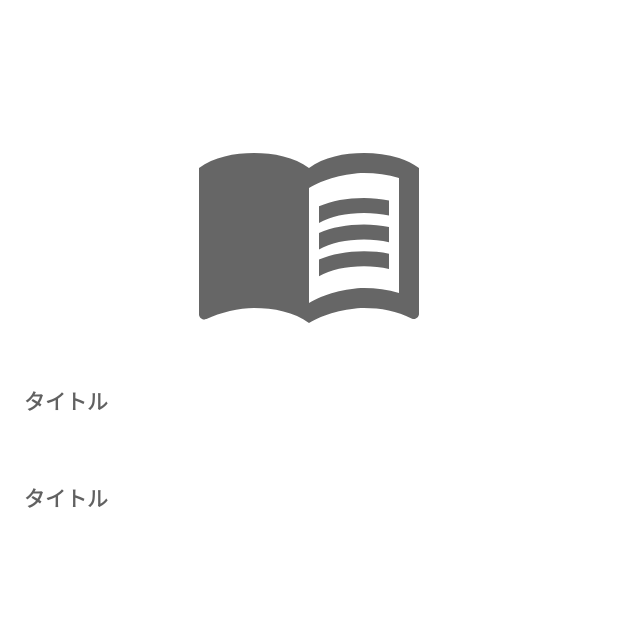
After one commit to fummicc1-lit/BookShelf_LA, an Android app: the DetailBookActivity screen opened directly, with no data from a screen before it, on a phone screen of 412 x 824 dp, the top half of it. The commit adds this screen. Run offline under Robolectric (Android 15) with nearby library versions, the phone set to English and light mode, and no system bars; 2 statements that could not run were skipped.

Commit message:
feat: Transition to DetailBookActivity.

```diff
--- a/app/src/main/AndroidManifest.xml
+++ b/app/src/main/AndroidManifest.xml
@@ -10,7 +10,8 @@
         android:roundIcon="@mipmap/ic_launcher_round"
         android:supportsRtl="true"
         android:theme="@style/Theme.Bookshelf">
-        <activity android:name=".activities.CreateBookActivity"></activity>
+        <activity android:name=".activities.DetailBookActivity"></activity>
+        <activity android:name=".activities.CreateBookActivity" />
         <activity android:name=".activities.BookListActivity">
             <intent-filter>
                 <action android:name="android.intent.action.MAIN" />
--- /dev/null
+++ b/app/src/main/java/dev/fummicc1/lit/bookshelf/activities/DetailBookActivity.kt
@@ -0,0 +1,29 @@
+package dev.fummicc1.lit.bookshelf.activities
+
+import androidx.appcompat.app.AppCompatActivity
+import android.os.Bundle
+import androidx.activity.viewModels
+import dev.fummicc1.lit.bookshelf.R
+import dev.fummicc1.lit.bookshelf.datas.Book
+import dev.fummicc1.lit.bookshelf.viewmodels.DetailBookViewModel
+import kotlinx.android.synthetic.main.activity_detail_book.*
+
+class DetailBookActivity : AppCompatActivity() {
+
+    private val viewModel: DetailBookViewModel by viewModels()
+
+    override fun onCreate(savedInstanceState: Bundle?) {
+        super.onCreate(savedInstanceState)
+        setContentView(R.layout.activity_detail_book)
+
+
+
+        val book = intent.getParcelableExtra("detail_book") as? Book
+
+        if (book == null) {
+            return
+        }
+
+
+    }
+}
--- a/app/src/main/java/dev/fummicc1/lit/bookshelf/viewmodels/CreateBookViewModel.kt
+++ b/app/src/main/java/dev/fummicc1/lit/bookshelf/viewmodels/CreateBookViewModel.kt
@@ -5,6 +5,7 @@ import androidx.lifecycle.MutableLiveData
 import androidx.lifecycle.ViewModel
 import dev.fummicc1.lit.bookshelf.datas.Book
 import io.realm.Realm
+import java.util.*
 
 class CreateBookViewModel: ViewModel() {
 
@@ -71,7 +72,7 @@ class CreateBookViewModel: ViewModel() {
                     checkInputAndShowError(description.value,  InputField.DESCRIPTION)
         ) {
             realm.executeTransactionAsync {
-                val book = it.createObject(Book::class.java)
+                val book = it.createObject(Book::class.java, UUID.randomUUID().toString())
                 book.title = title.value!!
                 book.author = author.value!!
                 book.price = price.value!!
--- a/app/src/main/res/drawable/ic_baseline_menu_book_24.xml
+++ b/app/src/main/res/drawable/ic_baseline_menu_book_24.xml
@@ -1,6 +1,6 @@
-<vector android:height="120dp" android:tint="?attr/colorControlNormal"
+<vector android:height="160dp" android:tint="?attr/colorControlNormal"
     android:viewportHeight="24" android:viewportWidth="24"
-    android:width="120dp" xmlns:android="http://schemas.android.com/apk/res/android">
+    android:width="160dp" xmlns:android="http://schemas.android.com/apk/res/android">
     <path android:fillColor="@android:color/white" android:pathData="M21,5c-1.11,-0.35 -2.33,-0.5 -3.5,-0.5c-1.95,0 -4.05,0.4 -5.5,1.5c-1.45,-1.1 -3.55,-1.5 -5.5,-1.5S2.45,4.9 1,6v14.65c0,0.25 0.25,0.5 0.5,0.5c0.1,0 0.15,-0.05 0.25,-0.05C3.1,20.45 5.05,20 6.5,20c1.95,0 4.05,0.4 5.5,1.5c1.35,-0.85 3.8,-1.5 5.5,-1.5c1.65,0 3.35,0.3 4.75,1.05c0.1,0.05 0.15,0.05 0.25,0.05c0.25,0 0.5,-0.25 0.5,-0.5V6C22.4,5.55 21.75,5.25 21,5zM21,18.5c-1.1,-0.35 -2.3,-0.5 -3.5,-0.5c-1.7,0 -4.15,0.65 -5.5,1.5V8c1.35,-0.85 3.8,-1.5 5.5,-1.5c1.2,0 2.4,0.15 3.5,0.5V18.5z"/>
     <path android:fillColor="@android:color/white" android:pathData="M17.5,10.5c0.88,0 1.73,0.09 2.5,0.26V9.24C19.21,9.09 18.36,9 17.5,9c-1.7,0 -3.24,0.29 -4.5,0.83v1.66C14.13,10.85 15.7,10.5 17.5,10.5z"/>
     <path android:fillColor="@android:color/white" android:pathData="M13,12.49v1.66c1.13,-0.64 2.7,-0.99 4.5,-0.99c0.88,0 1.73,0.09 2.5,0.26V11.9c-0.79,-0.15 -1.64,-0.24 -2.5,-0.24C15.8,11.66 14.26,11.96 13,12.49z"/>
--- /dev/null
+++ b/app/src/main/res/drawable/rounded_corners_8dp.xml
@@ -0,0 +1,5 @@
+<?xml version="1.0" encoding="utf-8"?>
+<shape xmlns:android="http://schemas.android.com/apk/res/android">
+    <corners
+        android:radius="32dp"/>
+</shape>
--- /dev/null
+++ b/app/src/main/res/layout/activity_detail_book.xml
@@ -0,0 +1,94 @@
+<?xml version="1.0" encoding="utf-8"?>
+<androidx.constraintlayout.widget.ConstraintLayout xmlns:android="http://schemas.android.com/apk/res/android"
+    xmlns:app="http://schemas.android.com/apk/res-auto"
+    xmlns:tools="http://schemas.android.com/tools"
+    android:layout_width="match_parent"
+    android:layout_height="match_parent"
+    tools:context=".activities.DetailBookActivity">
+
+    <ImageView
+        android:id="@+id/imageView2"
+        android:layout_width="wrap_content"
+        android:layout_height="wrap_content"
+        android:layout_marginTop="16dp"
+        app:layout_constraintEnd_toEndOf="parent"
+        app:layout_constraintStart_toStartOf="parent"
+        app:layout_constraintTop_toBottomOf="@+id/detailBookToolbar"
+        app:srcCompat="@drawable/ic_baseline_menu_book_24" />
+
+    <androidx.appcompat.widget.Toolbar
+        android:id="@+id/detailBookToolbar"
+        android:layout_width="match_parent"
+        android:layout_height="wrap_content"
+        android:minHeight="?attr/actionBarSize"
+        android:theme="?attr/actionBarTheme"
+        app:layout_constraintEnd_toEndOf="parent"
+        app:layout_constraintStart_toStartOf="parent"
+        app:layout_constraintTop_toTopOf="parent" />
+
+    <LinearLayout
+        android:layout_width="0dp"
+        android:layout_height="wrap_content"
+        android:layout_marginStart="16dp"
+        android:layout_marginTop="24dp"
+        android:layout_marginEnd="16dp"
+        android:orientation="vertical"
+        app:layout_constraintEnd_toEndOf="parent"
+        app:layout_constraintStart_toStartOf="parent"
+        app:layout_constraintTop_toBottomOf="@+id/imageView2">
+
+        <LinearLayout
+            android:layout_width="match_parent"
+            android:layout_height="match_parent"
+            android:orientation="vertical">
+
+            <TextView
+                android:id="@+id/titleTextViewInDetail"
+                style="@style/MySubtitleTextView"
+                android:layout_width="match_parent"
+                android:layout_height="wrap_content"
+                android:text="タイトル" />
+
+            <TextView
+                android:id="@+id/titleContentTextViewInDetail"
+                style="@style/MyTitleTextView"
+                android:layout_width="match_parent"
+                android:layout_height="wrap_content"
+                tools:text="KOtlin イン・アクション" />
+
+        </LinearLayout>
+
+        <View
+            android:id="@+id/view3"
+            android:layout_width="match_parent"
+            android:layout_height="16dp" />
+
+        <LinearLayout
+            android:layout_width="match_parent"
+            android:layout_height="match_parent"
+            android:orientation="vertical">
+
+            <LinearLayout
+                android:layout_width="match_parent"
+                android:layout_height="match_parent"
+                android:orientation="horizontal">
+
+                <TextView
+                    android:id="@+id/authorTextViewInDetail"
+                    style="@style/MySubtitleTextView"
+                    android:layout_width="match_parent"
+                    android:layout_height="wrap_content"
+                    android:text="タイトル" />
+            </LinearLayout>
+
+            <TextView
+                android:id="@+id/authorContentTextViewInDetail"
+                style="@style/MyTitleTextView"
+                android:layout_width="match_parent"
+                android:layout_height="wrap_content"
+                tools:text="KOtlin イン・アクション" />
+
+        </LinearLayout>
+
+    </LinearLayout>
+</androidx.constraintlayout.widget.ConstraintLayout>
--- a/app/src/main/res/values/themes.xml
+++ b/app/src/main/res/values/themes.xml
@@ -8,20 +8,21 @@
         <item name="backgroundColor">@color/white</item>
         <!-- Customize your theme here. -->
 
-        <item name="toolbarStyle">@style/MyActionBar</item>
+        <item name="toolbarStyle">@style/MyToolBar</item>
     </style>
 
     <!--- ActionBar Style -->
-    <style name="MyActionBar" parent="Widget.AppCompat.Toolbar">
-        <item name="titleTextColor">@color/black_700</item>
+    <style name="MyToolBar" parent="Widget.AppCompat.Toolbar">
+        <item name="android:titleTextColor">@color/black_700</item>
         <item name="android:colorPrimary">@color/black_700</item>
         <item name="android:background">@color/white</item>
-        <item name="colorControlNormal">@color/black_700</item>
+        <item name="android:colorControlNormal">@color/black_700</item>
     </style>
 
     <style name="MyButon" parent="TextAppearance.AppCompat.Widget.Button">
-        <item name="backgroundColor">@color/primary</item>
         <item name="android:textColor">@color/black_700</item>
+        <item name="android:background">@drawable/rounded_corners_8dp</item>
+        <item name="android:textStyle">bold</item>
     </style>
 
     <style name="MyTextInputLayout" parent="TextAppearance.AppCompat">
@@ -32,4 +33,17 @@
         <item name="colorControlActivated">@color/primary</item>
     </style>
 
+
+    <style name="MyTitleTextView" parent="Widget.AppCompat.TextView">
+        <item name="android:textSize">20sp</item>
+        <item name="android:textStyle">bold</item>
+        <item name="android:textColor">@color/black</item>
+    </style>
+
+    <style name="MySubtitleTextView" parent="Widget.AppCompat.TextView">
+        <item name="android:textSize">14sp</item>
+        <item name="android:textStyle">bold</item>
+        <item name="android:textColor">@color/black_700</item>
+    </style>
+
 </resources>
--- a/build.gradle
+++ b/build.gradle
@@ -1,6 +1,6 @@
 // Top-level build file where you can add configuration options common to all sub-projects/modules.
 buildscript {
-    ext.kotlin_version = "1.3.72"
+    ext.kotlin_version = "1.4.10"
     repositories {
         google()
         jcenter()
@@ -12,7 +12,7 @@ buildscript {
         // NOTE: Do not place your application dependencies here; they belong
         // in the individual module build.gradle files
 
-        classpath "io.realm:realm-gradle-plugin:10.0.1"
+        classpath "io.realm:realm-gradle-plugin:10.3.1"
     }
 }
 
```
Also changed, not shown: app/build.gradle (+7 -0 lines), app/src/main/java/dev/fummicc1/lit/bookshelf/activities/BookListActivity.kt (+15 -3 lines), app/src/main/java/dev/fummicc1/lit/bookshelf/datas/Book.kt (+42 -2 lines), app/src/main/java/dev/fummicc1/lit/bookshelf/viewmodels/DetailBookViewModel.kt (added, +31 -0 lines), app/src/main/java/dev/fummicc1/lit/bookshelf/views/BookListAdapter.kt (+14 -2 lines), app/src/main/res/layout/activity_book_list.xml (+14 -5 lines), app/src/main/res/layout/activity_create_book.xml (+3 -4 lines).
